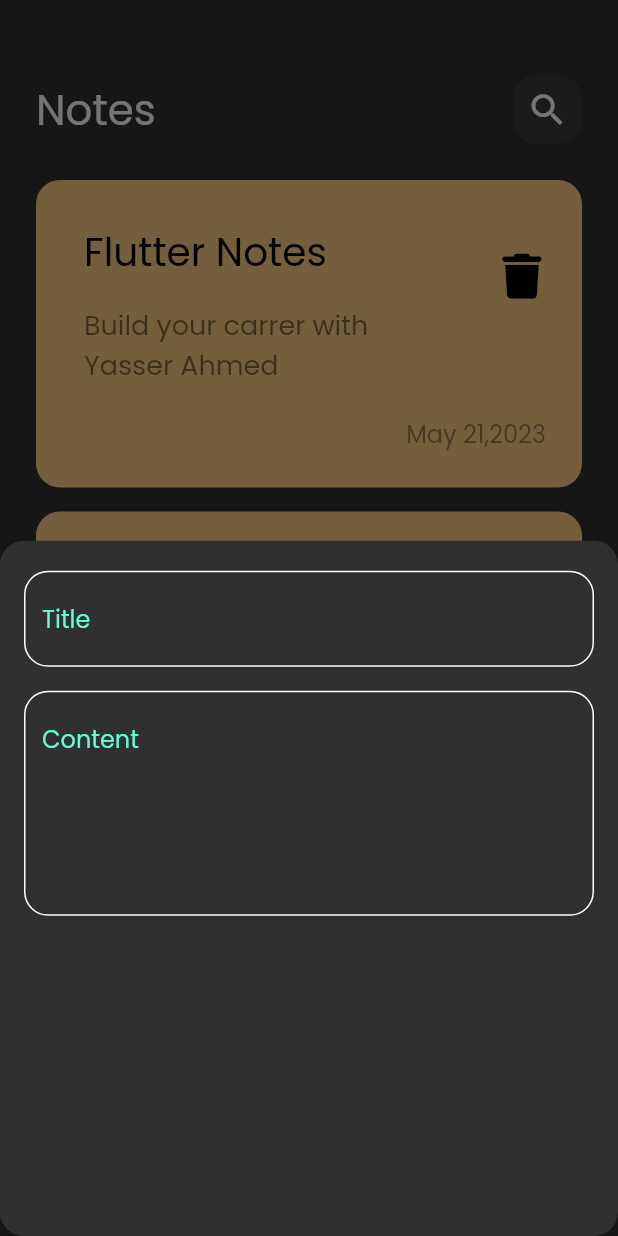
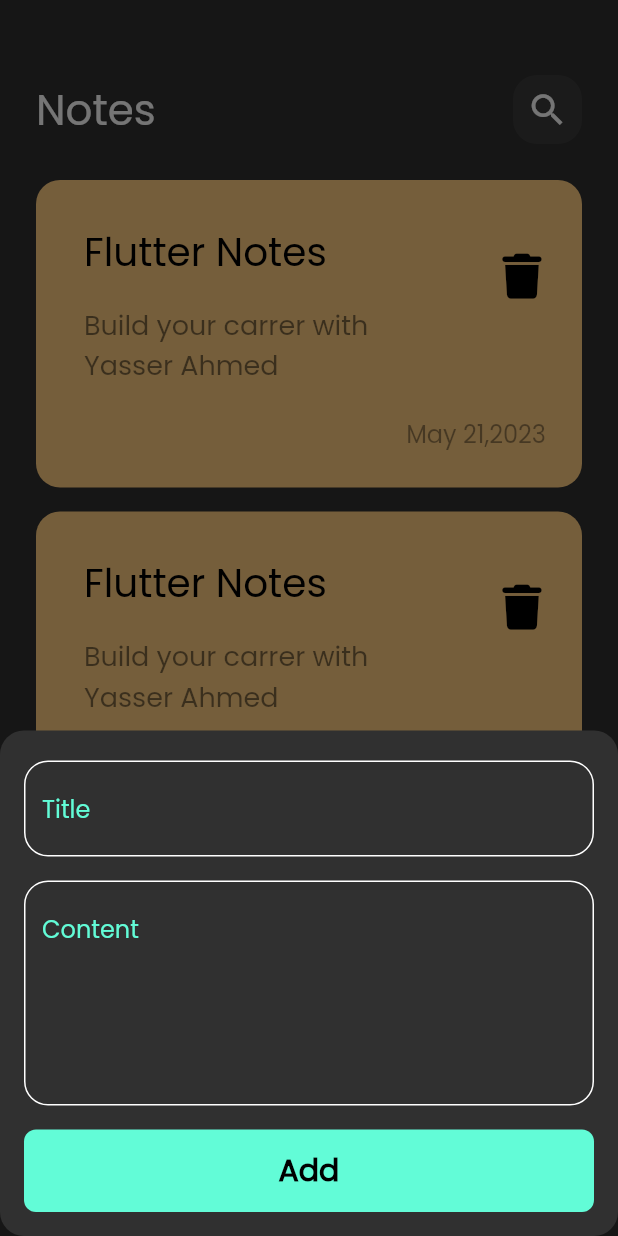
Before and after one commit to yasserpro2004/notesApp, a Flutter app: the screen it shows after launch, after a tap on the "add" icon, on a phone screen of 412 x 824 dp. Run offline on Flutter 3.47's test engine with Material 2 defaults, Android fonts, the phone set to English and light mode, and no system bars; our stand-ins replace font_awesome_flutter.

Commit message:
create Edit Note View

```diff
--- a/lib/views/widgets/Add_Note_Bottom_sheet.dart
+++ b/lib/views/widgets/Add_Note_Bottom_sheet.dart
@@ -1,5 +1,7 @@
 import 'package:flutter/material.dart';
+import 'package:note_app/constant.dart';
 
+import 'custom_botton.dart';
 import 'custom_text_field.dart';
 
 class AddNoteBottomsheet extends StatelessWidget {
@@ -9,13 +11,18 @@ class AddNoteBottomsheet extends StatelessWidget {
   Widget build(BuildContext context) {
     return Padding(
       padding: const EdgeInsets.symmetric(horizontal: 16),
+      child: SingleChildScrollView(
         child: Column(
           children: const [
             SizedBox(height: 20),
             CustomTextField(hint: 'Title'),
             SizedBox(height: 16),
-          CustomTextField(hint: 'Content', maxLines: 5)
+            CustomTextField(hint: 'Content', maxLines: 5),
+            SizedBox(height: 16),
+            CustomBotton(),
+            SizedBox(height: 16),
           ],
+        ),
       ),
     );
   }
--- /dev/null
+++ b/lib/views/widgets/custom_botton.dart
@@ -0,0 +1,23 @@
+import 'package:flutter/material.dart';
+
+import '../../constant.dart';
+
+class CustomBotton extends StatelessWidget {
+  const CustomBotton({super.key});
+
+  @override
+  Widget build(BuildContext context) {
+    return Container(
+      height: 55,
+      width: MediaQuery.of(context).size.width,
+      decoration: BoxDecoration(
+          color: KPrimaryColor, borderRadius: BorderRadius.circular(8)),
+      child: const Center(
+          child: Text(
+        'Add',
+        style: TextStyle(
+            color: Colors.black, fontWeight: FontWeight.bold, fontSize: 20),
+      )),
+    );
+  }
+}
--- a/lib/views/widgets/custom_note_Item.dart
+++ b/lib/views/widgets/custom_note_Item.dart
@@ -1,12 +1,19 @@
 import 'package:flutter/material.dart';
 import 'package:font_awesome_flutter/font_awesome_flutter.dart';
+import 'package:note_app/views/edit_note_view.dart';
 
 class NoteItem extends StatelessWidget {
   const NoteItem({super.key});
 
   @override
   Widget build(BuildContext context) {
-    return Container(
+    return GestureDetector(
+      onTap: () {
+        Navigator.push(context, MaterialPageRoute(builder: (context) {
+          return const EditNoteView();
+        }));
+      },
+      child: Container(
         padding: const EdgeInsets.only(top: 24, bottom: 24, left: 16),
         decoration: BoxDecoration(
             color: const Color(0xffFFCC80),
@@ -40,12 +47,13 @@ class NoteItem extends StatelessWidget {
               padding: const EdgeInsets.only(right: 24),
               child: Text(
                 'May 21,2023',
-              style:
-                  TextStyle(color: Colors.black.withOpacity(0.4), fontSize: 16),
+                style: TextStyle(
+                    color: Colors.black.withOpacity(0.4), fontSize: 16),
               ),
             )
           ],
         ),
+      ),
     );
   }
 }
```
Also changed, not shown: lib/views/edit_note_view.dart (added, +17 -0 lines), lib/views/widgets/edit_note_view_body.dart (added, +12 -0 lines). Lines whose indentation alone changed are shown as unchanged.
